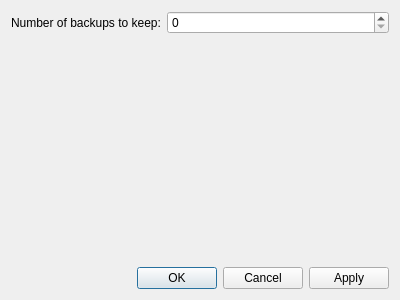
Qt form src/ui/forms/settings.ui (snhu-cs-22/LibrePlan) before a commit.
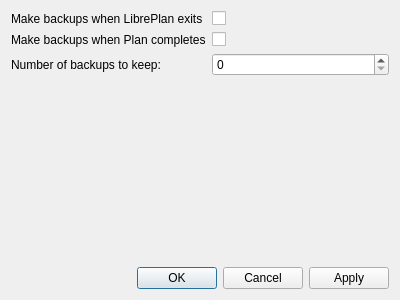
The same form after that commit. Icons and pictures are not drawn.

Commit message:
Add settings for when backups are created
This commit adds two settings which determine when backups are made,
either on exit and/or upon Plan completing.

This change was made because a user might keep LibrePlan open constantly,
but would still like to have automatic backups made periodically
(ideally, daily, which is why one of the settings makes backups when
Plan is completed). However, making backups when Plan is completed might
be redundant if the user regularly exits LibrePlan afterwards, so we
make it an optional feature.

```diff
--- a/src/ui/forms/settings.ui
+++ b/src/ui/forms/settings.ui
@@ -22,16 +22,44 @@
     <layout class="QVBoxLayout" name="verticalLayout">
      <item>
       <layout class="QFormLayout" name="formLayout">
-       <item row="0" column="1">
-        <widget class="QSpinBox" name="spinBoxBackupNum"/>
-       </item>
        <item row="0" column="0">
+        <widget class="QLabel" name="labelBackupOnExit">
+         <property name="text">
+          <string>Make backups when LibrePlan exits</string>
+         </property>
+        </widget>
+       </item>
+       <item row="2" column="0">
         <widget class="QLabel" name="labelBackupNum">
          <property name="text">
           <string>Number of backups to keep:</string>
          </property>
         </widget>
        </item>
+       <item row="2" column="1">
+        <widget class="QSpinBox" name="spinBoxBackupNum"/>
+       </item>
+       <item row="1" column="0">
+        <widget class="QLabel" name="labelBackupOnPlanComplete">
+         <property name="text">
+          <string>Make backups when Plan completes</string>
+         </property>
+        </widget>
+       </item>
+       <item row="0" column="1">
+        <widget class="QCheckBox" name="checkBoxOnExit">
+         <property name="text">
+          <string/>
+         </property>
+        </widget>
+       </item>
+       <item row="1" column="1">
+        <widget class="QCheckBox" name="checkBoxOnPlanComplete">
+         <property name="text">
+          <string/>
+         </property>
+        </widget>
+       </item>
       </layout>
      </item>
      <item>
```
The commit also changes 2 other files.
